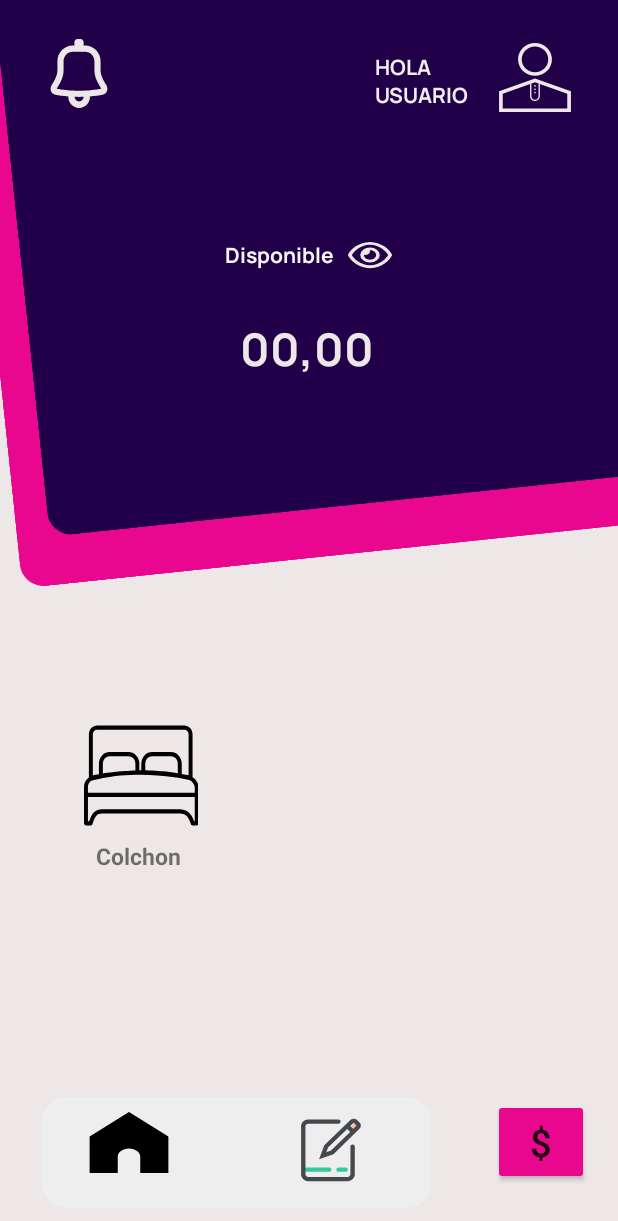
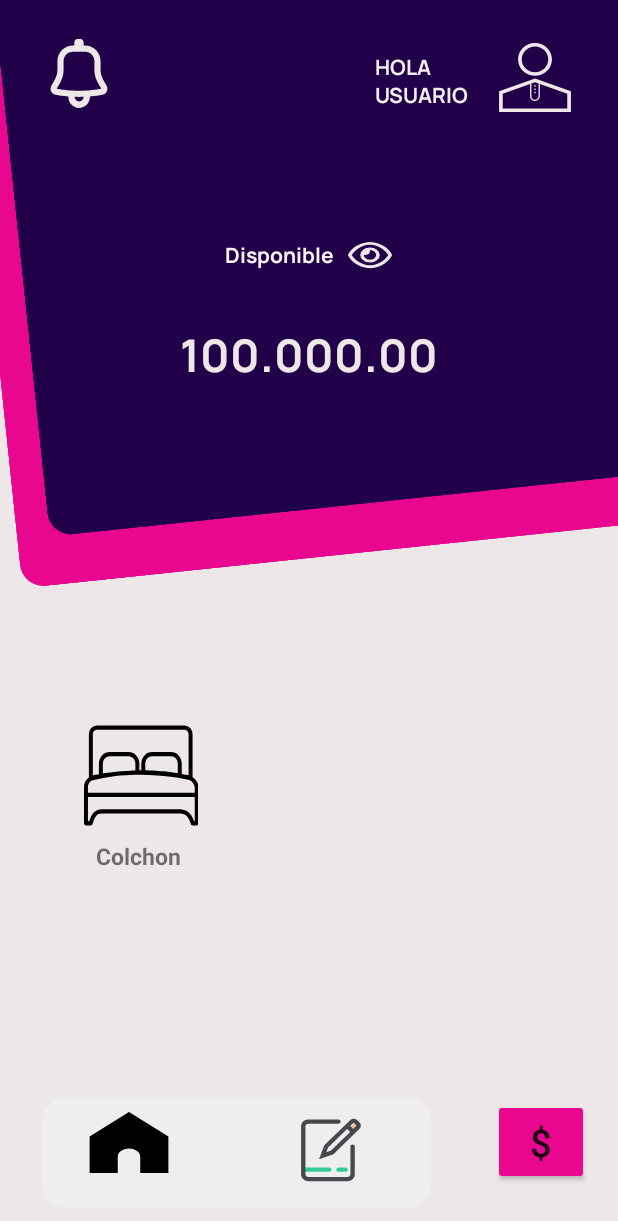
Before and after one commit to JhonmaSG/ClonNeking, an Android app: the Home screen opened directly, with no data from a screen before it, on a phone screen of 412 x 824 dp. Shown: the top 1221 px of the screen. Run offline under Robolectric (Android 15) with nearby library versions, the phone set to English and light mode, and no system bars.

Commit message:
added saldo home

```diff
--- a/app/src/main/res/layout/menu_principal.xml
+++ b/app/src/main/res/layout/menu_principal.xml
@@ -231,21 +231,21 @@
         app:layout_constraintStart_toStartOf="parent"
         app:layout_constraintTop_toTopOf="parent" />
 
+
     <TextView
         android:id="@+id/textViewMoney"
         android:layout_width="wrap_content"
         android:layout_height="wrap_content"
-        android:layout_marginStart="160dp"
-        android:layout_marginTop="212dp"
+        android:layout_marginTop="216dp"
         android:fontFamily="@font/manrope_bold"
-        android:text="00,00"
+        android:text="100.000.00"
         android:textColor="#EDE7E7"
         android:textSize="30sp"
         android:textStyle="bold"
+        app:layout_constraintEnd_toEndOf="parent"
         app:layout_constraintLeft_toLeftOf="parent"
         app:layout_constraintStart_toStartOf="parent"
         app:layout_constraintTop_toTopOf="parent" />
-
 
     <Button
         android:id="@+id/btnColchon"
```
